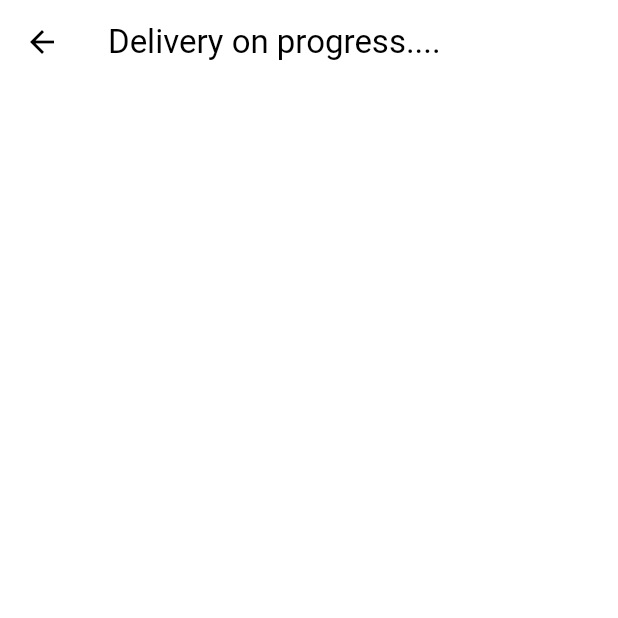
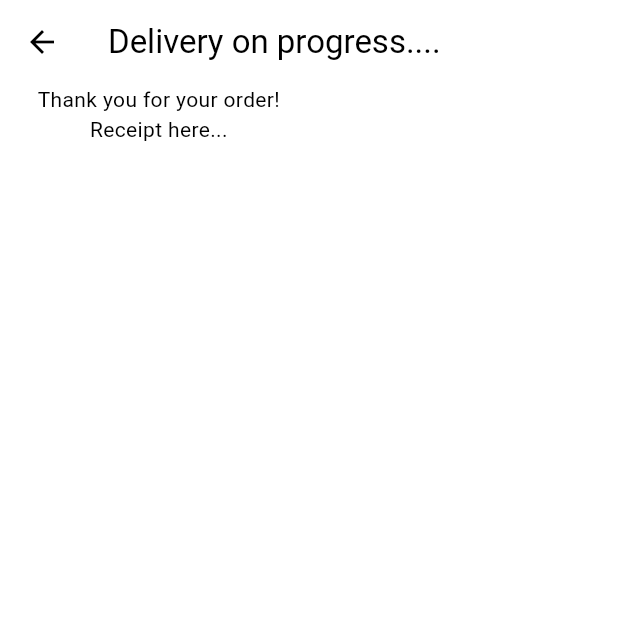
Before and after one commit to wahyuumoko/shop-add-delivery, a Flutter app: the DeliveryProgressPage screen opened directly, on a phone screen of 412 x 824 dp, the top half of it. Run offline on Flutter 3.47's test engine with Material 3 defaults, Android fonts, the phone set to English and light mode, and no system bars; our stand-ins replace flutter_credit_card.

Commit message:
receipt, delivery progress, delivery page

```diff
--- /dev/null
+++ b/lib/components/my_receipt.dart
@@ -0,0 +1,19 @@
+import 'package:flutter/material.dart';
+
+class MyReceipt extends StatelessWidget {
+  const MyReceipt({super.key});
+
+  @override
+  Widget build(BuildContext context) {
+    return Padding(padding: const EdgeInsets.only(left: 25, right: 25, bottom: 25),
+    child: Column(
+      children: [
+        Text("Thank you for your order!"),
+        Container(
+          child: Text("Receipt here..."),
+        ),
+      ],
+    ),
+    );
+  }
+}
--- a/lib/pages/delivery_progress_page.dart
+++ b/lib/pages/delivery_progress_page.dart
@@ -1,3 +1,4 @@
+import 'package:app1/components/my_receipt.dart';
 import 'package:flutter/material.dart';
 
 class DeliveryProgressPage extends StatefulWidget {
@@ -11,7 +12,16 @@ class _DeliveryProgressPageState extends State<DeliveryProgressPage> {
   @override
   Widget build(BuildContext context) {
     return Scaffold(
-      appBar: AppBar(title: Text("Delivery on progress...."),),
+      appBar: AppBar(title: Text("Delivery on progress...."),
+      backgroundColor: Colors.transparent,
+      ),
+      body: Column(
+        children: [
+          MyReceipt(
+
+          ),
+        ],
+      ),
     );
   }
 }
--- a/lib/pages/payment_page.dart
+++ b/lib/pages/payment_page.dart
@@ -47,12 +47,15 @@ class _PaymentPageState extends State<PaymentPage> {
 
             // yes btn
             TextButton(
-              onPressed: () => Navigator.push(
+              onPressed: () {
+                Navigator.pop(context);
+                Navigator.push(
                 context,
                 MaterialPageRoute(
                   builder: (context) => const DeliveryProgressPage(),
                   ),
-              ),
+              );
+              },
             child: const Text("Yes"),
             ),
           ],
```
